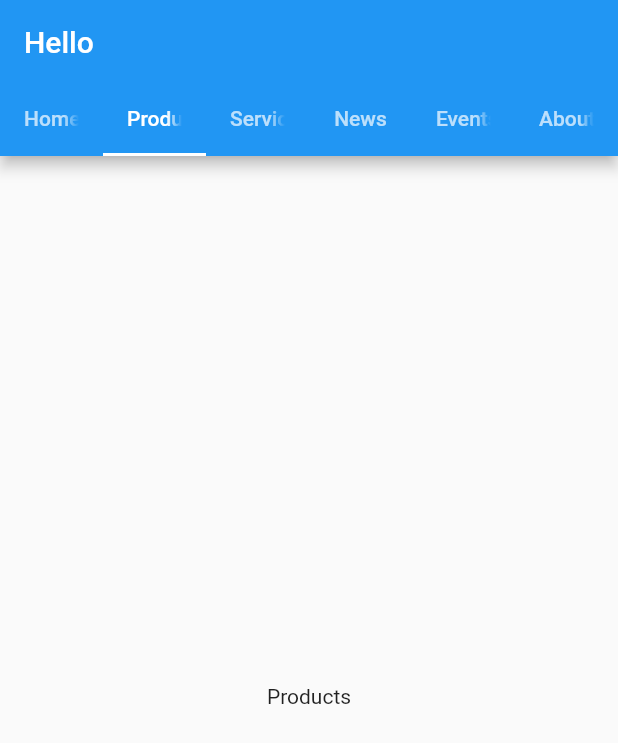
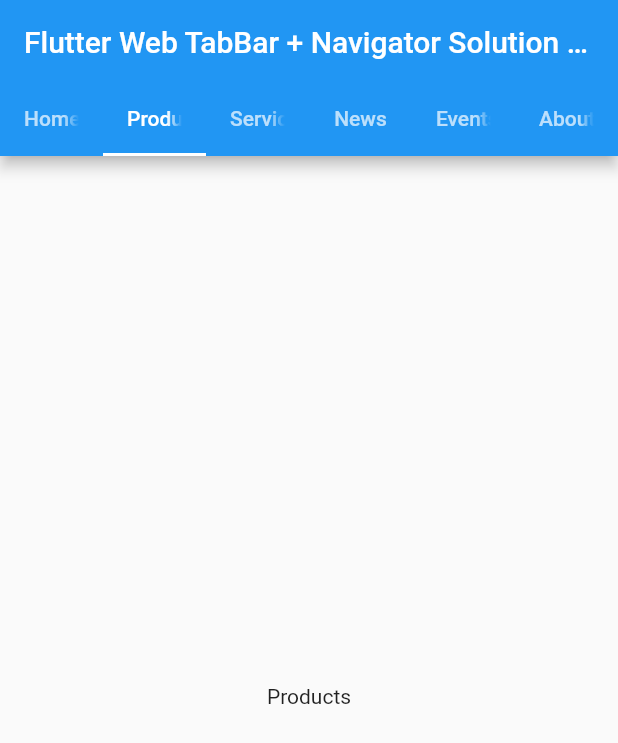
Before and after one commit to aryzhov/flutter_web_navigation_demo, a Flutter app: the screen it shows after launch, tab 2 chosen, on a phone screen of 412 x 824 dp. Shown: the top 743 px of the screen. Run offline on Flutter 3.47's test engine with Material 2 defaults, Android fonts, the phone set to English and light mode, and no system bars; missing offline and left inert: flutter_web.

Commit message:
Added Navigator

```diff
--- a/lib/main.dart
+++ b/lib/main.dart
@@ -11,12 +11,25 @@ class MyApp extends StatefulWidget {
 
 class _MyAppState extends State<MyApp> with SingleTickerProviderStateMixin {
 
-TabController tabController;
+  final navigatorKey = GlobalKey<NavigatorState>(debugLabel: "Navigator");
+  final navigatorPage = PageTracker();
+  TabController tabController;
 
   @override
   void initState() {
     super.initState();
-     tabController = TabController(length: pages.length, vsync: this);
+    tabController = TabController(length: pages.length, vsync: this);
+    tabController.addListener(() {
+      if(!tabController.indexIsChanging) {
+        final page = tabController.index;
+        final nav = navigatorKey.currentState;
+        if(navigatorPage.page != page) {
+          final pageName = page == 0 ? '': '/${pages[page]}';
+          print("Push replacement: $pageName");
+          nav.pushReplacementNamed(pageName);
+        }
+      }
+    });
   }
 
   @override
@@ -32,9 +45,37 @@ TabController tabController;
       theme: ThemeData(
         primarySwatch: Colors.blue,
       ),
-      home: MyHomePage(tabController),
+      navigatorKey: navigatorKey,
+      initialRoute: '',
+      onGenerateRoute: _generateRoute,
+      navigatorObservers: [
+        navigatorPage,
+      ],
     );
   }
+
+  Route _generateRoute(RouteSettings settings) {
+    final int page = getPageFromRoute(settings);
+    return MaterialPageRoute(
+      settings: RouteSettings(name: settings.name, isInitialRoute: true),
+      builder: (context) {
+        if(page != null) {
+          WidgetsBinding.instance.addPostFrameCallback((_) => goToPage(page));
+          return MyHomePage(tabController,);
+        } else {
+          return PageNotFound(settings.name);
+        }
+      },
+    );
+  }
+
+  goToPage(int page) {
+    if(tabController.index != page)  {
+      print("Set tab index: $page");
+      tabController.index = page;
+    }
+  }
+
 }
 
 class MyHomePage extends StatefulWidget {
@@ -53,7 +94,7 @@ class _MyHomePageState extends State<MyHomePage> {
   Widget build(BuildContext context) {
     return Scaffold(
       appBar: AppBar(
-        title: Text("Hello"),
+        title: Text("Flutter Web TabBar + Navigator Solution Demo"),
         bottom: TabBar(
           controller: widget.tabController,
           tabs: [
@@ -87,3 +128,71 @@ class SomePage extends StatelessWidget {
   }
 
 }
+
+int getPageFromRoute(RouteSettings rs) {
+  if(rs.name == null) return null;
+  final pageName = rs.name.startsWith('/') ? rs.name.substring(1): rs.name;
+  final page = pageName == '' ? 0 : pages.indexOf(pageName);
+  return page >= 0 ? page: null;
+}
+
+class PageTracker extends NavigatorObserver {
+
+  int page = 0;
+
+  @override
+  void didPop(Route route, Route previousRoute) {
+    page = getPageFromRoute(previousRoute.settings) ?? page;
+  }
+
+  @override
+  void didPush(Route route, Route previousRoute) {
+    page = getPageFromRoute(route.settings) ?? page;
+  }
+
+  @override
+  void didRemove(Route route, Route previousRoute) {
+    page = getPageFromRoute(previousRoute.settings) ?? page;
+  }
+
+  @override
+  void didReplace({Route newRoute, Route oldRoute}) {
+    page = getPageFromRoute(newRoute.settings) ?? page;
+  }
+
+  @override
+  void didStartUserGesture(Route route, Route previousRoute) {
+    // nothing
+  }
+
+  @override
+  void didStopUserGesture() {
+    // nothing
+  }
+
+}
+
+class PageNotFound extends StatelessWidget {
+
+  final String pageName;
+
+  PageNotFound(this.pageName);
+
+  @override
+  Widget build(BuildContext context) {
+    return Scaffold(
+      body: Center(
+        child: Column(
+          mainAxisAlignment: MainAxisAlignment.center,
+          children: <Widget>[
+            Text("Page not found: $pageName"),
+            RaisedButton(child: Text("Home Page"), onPressed: () {
+              Navigator.pushReplacementNamed(context, '');
+            },),
+          ],
+        ),
+      ),
+    );
+  }
+
+}
```
Also changed, not shown: 1 other file.
